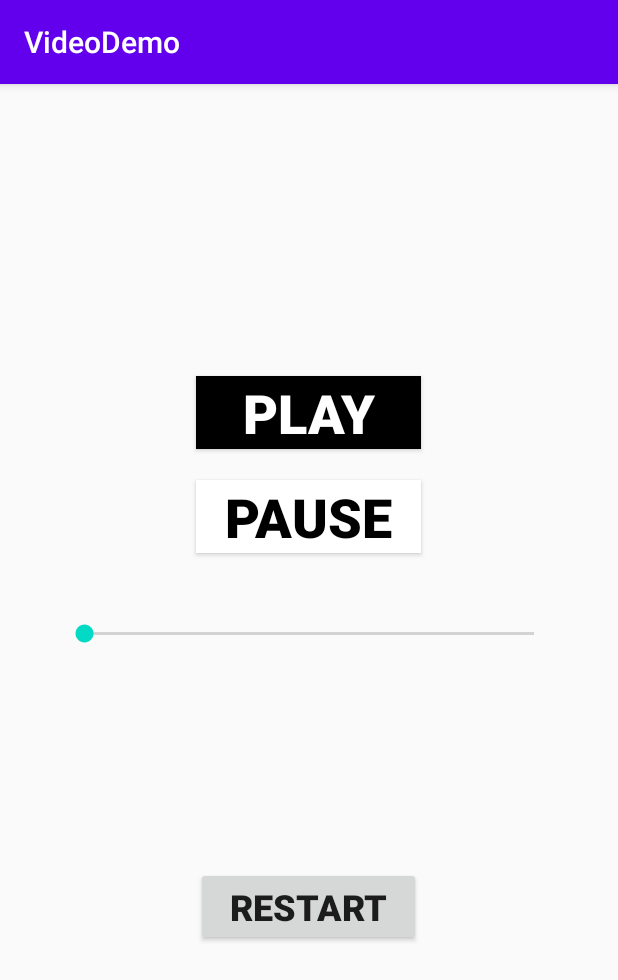
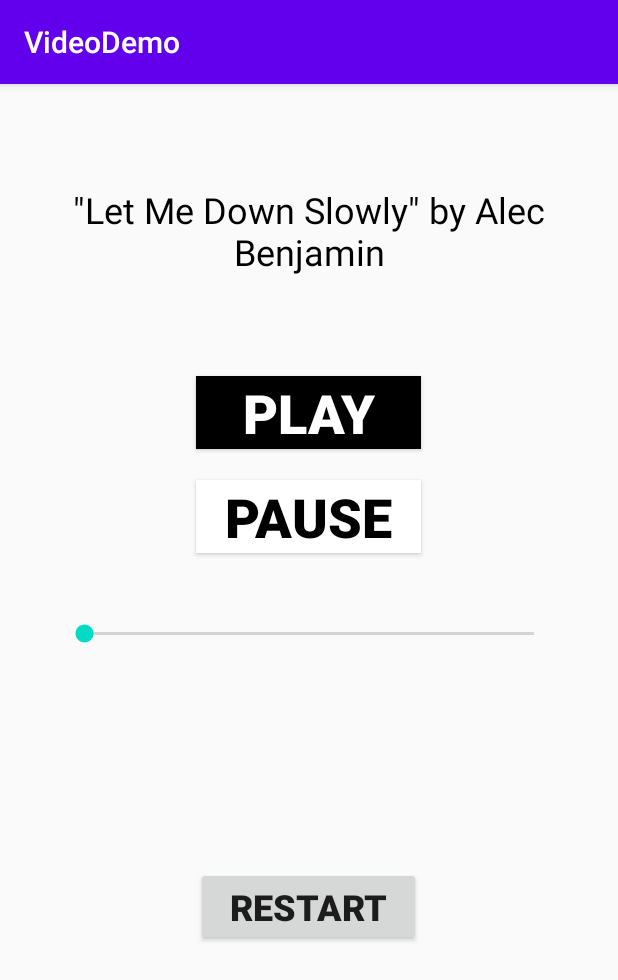
Before and after one commit to psrth/AudioVisualTest, an Android app: the screen it shows after launch (MainActivity), on a phone screen of 412 x 824 dp. Shown: the top 980 px of the screen. Run offline under Robolectric (Android 15) with nearby library versions, the phone set to English and light mode, and no system bars.

Commit message:
added a text descriptor for music

```diff
--- a/app/src/main/res/layout/activity_main.xml
+++ b/app/src/main/res/layout/activity_main.xml
@@ -84,4 +84,17 @@
         app:layout_constraintTop_toBottomOf="@+id/pauseButton"
         app:layout_constraintVertical_bias="0.102" />
 
+    <TextView
+        android:id="@+id/textView"
+        android:layout_width="wrap_content"
+        android:layout_height="wrap_content"
+        android:text='"Let Me Down Slowly" by Alec Benjamin'
+        android:textAlignment="center"
+        android:textColor="#000000"
+        android:textSize="24sp"
+        app:layout_constraintBottom_toTopOf="@+id/playButton"
+        app:layout_constraintEnd_toEndOf="parent"
+        app:layout_constraintStart_toStartOf="parent"
+        app:layout_constraintTop_toTopOf="parent" />
+
 </androidx.constraintlayout.widget.ConstraintLayout>
```
